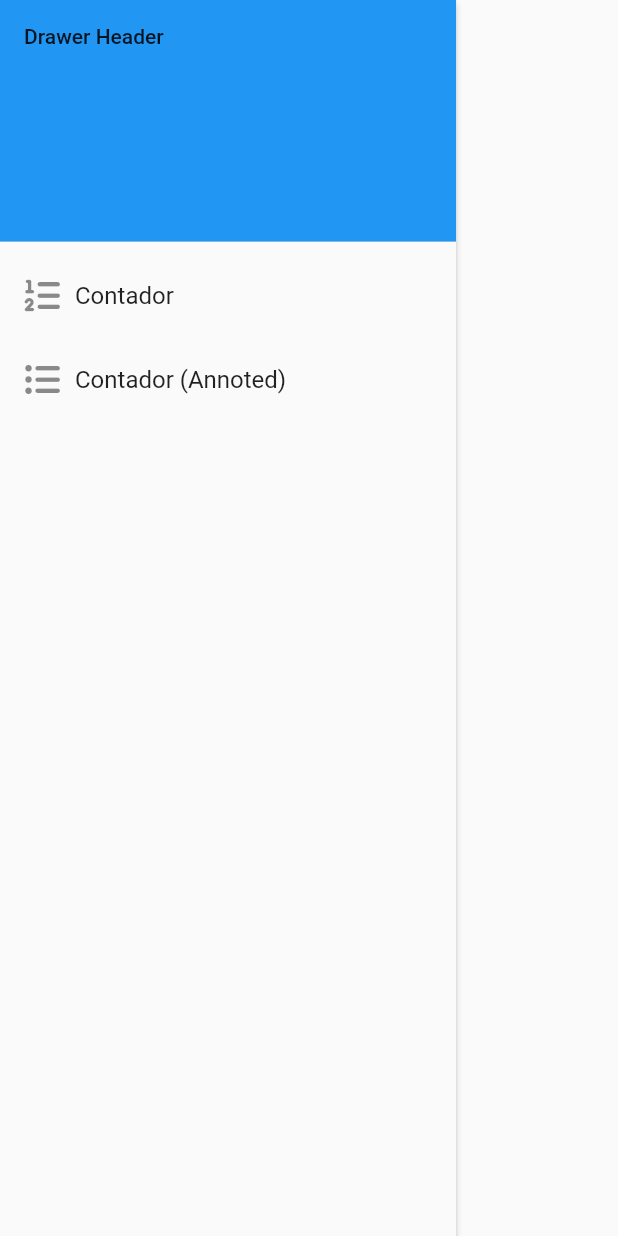
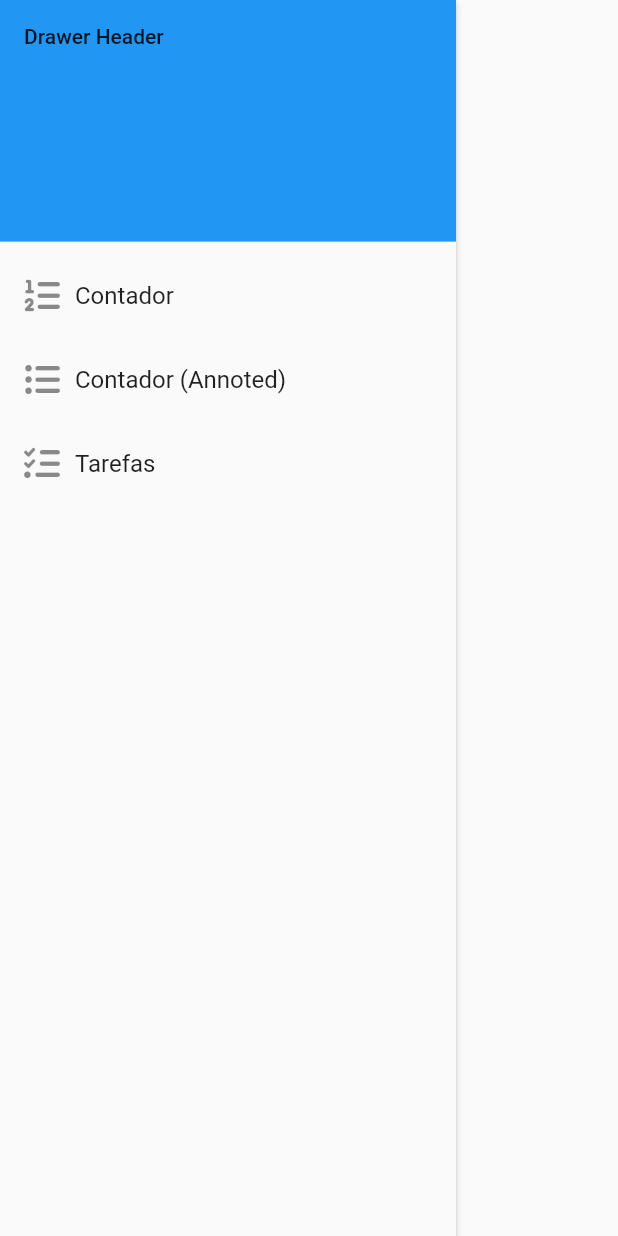
Before and after one commit to romildojpaiter/flutter-dio-challenge, a Flutter app: the DrawerComponent widget shown alone on an empty page, opened directly, on a phone screen of 412 x 824 dp. Run offline on Flutter 3.47's test engine with Material 2 defaults, Android fonts, the phone set to English and light mode, and no system bars; our stand-ins replace animated_text_kit, battery_plus, brasil_fields, connectivity_plus, convert, convex_bottom_bar and 16 more; missing offline and left inert: qr_code_scanner; accounts and stored records are empty; generated files the repository leaves out were written again.

Commit message:
Incluindo a pagina de tarefas

```diff
--- a/modulo07/appmobxsample/lib/components/drawer_component.dart
+++ b/modulo07/appmobxsample/lib/components/drawer_component.dart
@@ -1,5 +1,6 @@
 import 'package:appmobxsample/pages/contador/contador_annoted_mobx_page.dart';
 import 'package:appmobxsample/pages/contador/contador_mobx_page.dart';
+import 'package:appmobxsample/pages/tarefas/tarefas_page.dart';
 import 'package:flutter/material.dart';
 import 'package:font_awesome_flutter/font_awesome_flutter.dart';
 
@@ -67,6 +68,28 @@ class _DrawerComponentState extends State<DrawerComponent> {
               );
             },
           ),
+          // Contador MobX CodeGen
+          ListTile(
+            title: const Row(
+              children: [
+                FaIcon(
+                  FontAwesomeIcons.listCheck,
+                  size: 24,
+                ),
+                SizedBox(
+                  width: 10,
+                ),
+                Text('Tarefas'),
+              ],
+            ),
+            onTap: () {
+              Navigator.pop(context);
+              Navigator.push(
+                context,
+                MaterialPageRoute(builder: (_) => TarefasPage()),
+              );
+            },
+          )
         ],
       ),
     );
```
Also changed, not shown: modulo07/appmobxsample/lib/pages/tarefas/tarefas_page.dart (added, +17 -0 lines).
